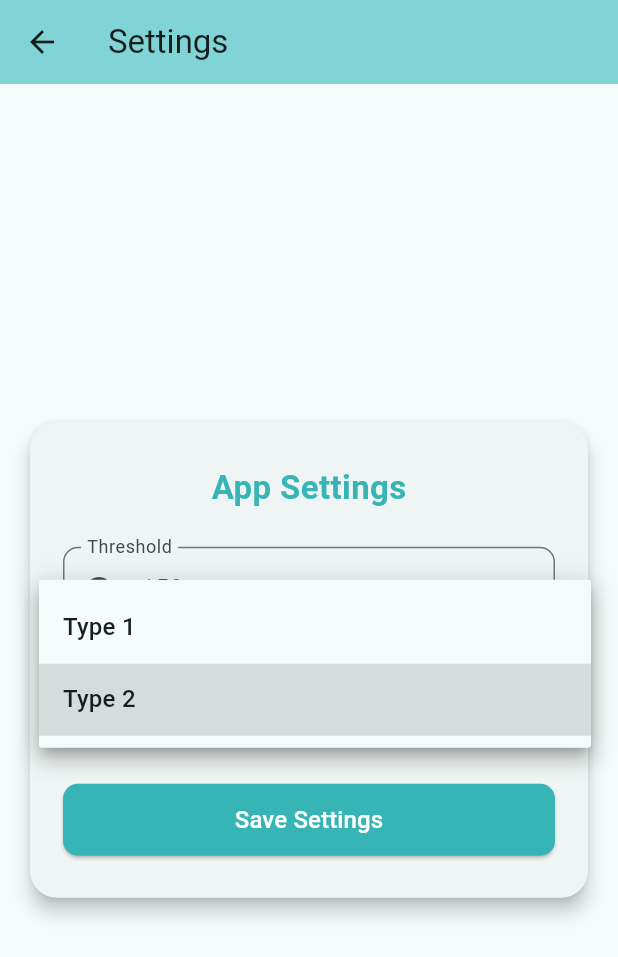
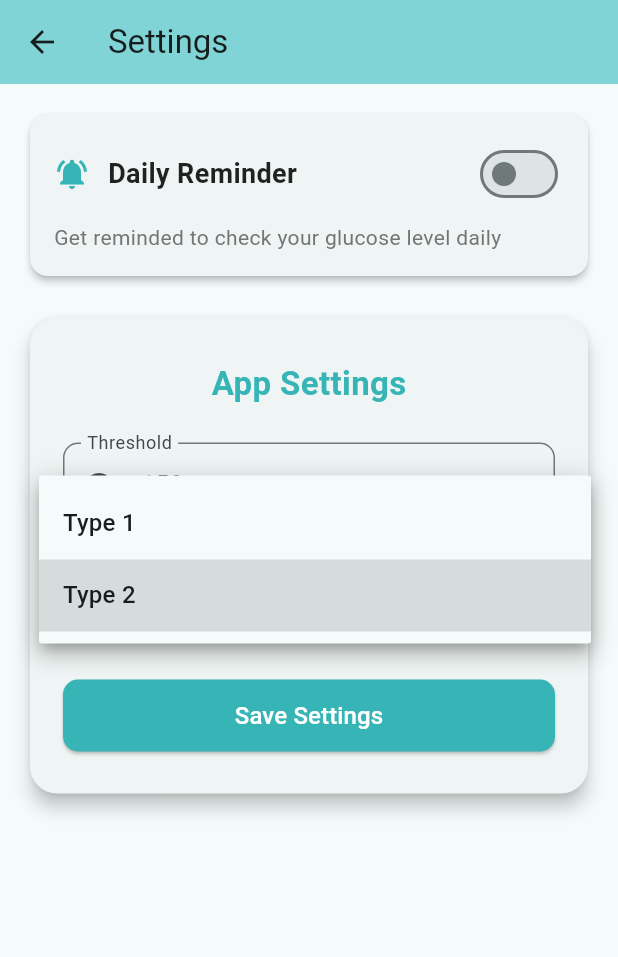
Before and after one commit to jmocampo1630/glucosense, a Flutter app: the SettingsPage screen opened directly, after a tap on "Type 2", on a phone screen of 412 x 824 dp. Shown: the top 957 px of the screen. Run offline on Flutter 3.47's test engine with Material 3 defaults, Android fonts, the phone set to English and light mode, and no system bars; our stand-ins replace camera, cloud_firestore, firebase_auth, firebase_core, firebase_database, fl_chart and 7 more; accounts and stored records are empty.

Commit message:
Notification feature

```diff
--- a/lib/pages/settings_page.dart
+++ b/lib/pages/settings_page.dart
@@ -4,6 +4,7 @@ import 'package:glucolook/models/settings.model.dart';
 import 'package:glucolook/services/color_generator.services.dart';
 import 'package:glucolook/services/error.services.dart';
 import 'package:glucolook/services/preferences.services.dart';
+import 'package:glucolook/widgets/reminder_settings_widget.dart';
 
 class SettingsPage extends StatefulWidget {
   const SettingsPage({super.key});
@@ -20,14 +21,23 @@ class _SettingsPageState extends State<SettingsPage> {
         backgroundColor: Theme.of(context).colorScheme.inversePrimary,
         title: const Text('Settings'),
       ),
-      body: Center(
-        child: Card(
+      body: SingleChildScrollView(
+        padding: const EdgeInsets.all(16),
+        child: Column(
+          crossAxisAlignment: CrossAxisAlignment.start,
+          children: [
+            // Reminder Settings Section
+            const ReminderSettingsWidget(),
+            const SizedBox(height: 20),
+
+            // App Settings Section
+            Card(
               elevation: 5,
-          margin: const EdgeInsets.symmetric(horizontal: 20, vertical: 32),
-          shape:
-              RoundedRectangleBorder(borderRadius: BorderRadius.circular(18)),
+              shape: RoundedRectangleBorder(
+                  borderRadius: BorderRadius.circular(18)),
               child: Padding(
-            padding: const EdgeInsets.symmetric(vertical: 28, horizontal: 22),
+                padding:
+                    const EdgeInsets.symmetric(vertical: 28, horizontal: 22),
                 child: Form(
                   key: _formKey,
                   child: Column(
@@ -110,7 +120,6 @@ class _SettingsPageState extends State<SettingsPage> {
                         width: double.infinity,
                         height: 48,
                         child: ElevatedButton(
-                      // Removed the icon
                           style: ElevatedButton.styleFrom(
                             backgroundColor: const Color(0xFF37B5B6),
                             foregroundColor: Colors.white,
@@ -119,7 +128,6 @@ class _SettingsPageState extends State<SettingsPage> {
                             ),
                           ),
                           onPressed: _submitForm,
-                      // Removed the icon
                           child: const Text(
                             'Save Settings',
                             style: TextStyle(fontSize: 16),
@@ -130,6 +138,8 @@ class _SettingsPageState extends State<SettingsPage> {
                   ),
                 ),
               ),
+            ),
+          ],
         ),
       ),
     );
--- /dev/null
+++ b/lib/widgets/reminder_settings_widget.dart
@@ -0,0 +1,347 @@
+import 'package:flutter/material.dart';
+import 'package:glucolook/services/notification.services.dart';
+
+class ReminderSettingsWidget extends StatefulWidget {
+  const ReminderSettingsWidget({super.key});
+
+  @override
+  State<ReminderSettingsWidget> createState() => _ReminderSettingsWidgetState();
+}
+
+class _ReminderSettingsWidgetState extends State<ReminderSettingsWidget> {
+  bool _isReminderEnabled = false;
+  TimeOfDay _reminderTime = const TimeOfDay(hour: 9, minute: 0);
+  bool _isLoading = true;
+
+  @override
+  void initState() {
+    super.initState();
+    _loadReminderSettings();
+  }
+
+  Future<void> _loadReminderSettings() async {
+    try {
+      final settings = await NotificationService.getReminderSettings();
+      setState(() {
+        _isReminderEnabled = settings['enabled'] as bool;
+        _reminderTime = TimeOfDay(
+          hour: settings['hour'] as int,
+          minute: settings['minute'] as int,
+        );
+        _isLoading = false;
+      });
+    } catch (e) {
+      setState(() {
+        _isLoading = false;
+      });
+      if (mounted) {
+        ScaffoldMessenger.of(context).showSnackBar(
+          SnackBar(
+            content: Text('Error loading reminder settings: $e'),
+            backgroundColor: Colors.red,
+          ),
+        );
+      }
+    }
+  }
+
+  Future<void> _toggleReminder(bool enabled) async {
+    // Don't allow rapid toggling
+    if (_isLoading) return;
+
+    setState(() {
+      _isLoading = true;
+    });
+
+    try {
+      if (enabled) {
+        await NotificationService.scheduleGlucoseReminder(
+          hour: _reminderTime.hour,
+          minute: _reminderTime.minute,
+        );
+        setState(() {
+          _isReminderEnabled = true;
+          _isLoading = false;
+        });
+        if (mounted) {
+          ScaffoldMessenger.of(context).showSnackBar(
+            const SnackBar(
+              content: Text(
+                  'Daily glucose reminder enabled! Note: Reminders may be approximate on Android 12+'),
+              backgroundColor: Color(0xFF37B5B6),
+              duration: Duration(seconds: 4),
+            ),
+          );
+        }
+      } else {
+        await NotificationService.cancelGlucoseReminder();
+        setState(() {
+          _isReminderEnabled = false;
+          _isLoading = false;
+        });
+        if (mounted) {
+          ScaffoldMessenger.of(context).showSnackBar(
+            const SnackBar(
+              content: Text('Daily glucose reminder disabled'),
+              backgroundColor: Colors.grey,
+            ),
+          );
+        }
+      }
+    } catch (e) {
+      setState(() {
+        _isReminderEnabled = !enabled; // Revert on error
+        _isLoading = false;
+      });
+      if (mounted) {
+        String errorMessage = 'Error updating reminder: ${e.toString()}';
+        if (e.toString().contains('MissingPluginException') ||
+            e.toString().contains('No implementation found')) {
+          errorMessage =
+              'Notification feature needs app restart. Please close and reopen the app, then try again.';
+        } else if (e.toString().contains('exact_alarms_not_permitted')) {
+          errorMessage =
+              'Exact alarm permission not granted. Reminders will work but may be less precise.';
+        }
+
+        ScaffoldMessenger.of(context).showSnackBar(
+          SnackBar(
+            content: Text(errorMessage),
+            backgroundColor: Colors.red,
+            duration: const Duration(seconds: 8),
+            action: e.toString().contains('MissingPluginException') ||
+                    e.toString().contains('No implementation found')
+                ? SnackBarAction(
+                    label: 'Restart App',
+                    textColor: Colors.white,
+                    onPressed: () {
+                      // User should manually restart the app
+                    },
+                  )
+                : null,
+          ),
+        );
+      }
+    }
+  }
+
+  Future<void> _selectTime() async {
+    final TimeOfDay? picked = await showTimePicker(
+      context: context,
+      initialTime: _reminderTime,
+      builder: (context, child) {
+        return Theme(
+          data: Theme.of(context).copyWith(
+            colorScheme: Theme.of(context).colorScheme.copyWith(
+                  primary: const Color(0xFF37B5B6),
+                ),
+          ),
+          child: child!,
+        );
+      },
+    );
+
+    if (picked != null && picked != _reminderTime) {
+      setState(() {
+        _reminderTime = picked;
+      });
+
+      // If reminder is enabled, reschedule with new time
+      if (_isReminderEnabled) {
+        try {
+          await NotificationService.scheduleGlucoseReminder(
+            hour: _reminderTime.hour,
+            minute: _reminderTime.minute,
+          );
+          if (mounted) {
+            ScaffoldMessenger.of(context).showSnackBar(
+              SnackBar(
+                content: Text(
+                  'Reminder time updated to ${_reminderTime.format(context)}',
+                ),
+                backgroundColor: const Color(0xFF37B5B6),
+              ),
+            );
+          }
+        } catch (e) {
+          if (mounted) {
+            ScaffoldMessenger.of(context).showSnackBar(
+              SnackBar(
+                content: Text('Error updating reminder time: $e'),
+                backgroundColor: Colors.red,
+              ),
+            );
+          }
+        }
+      }
+    }
+  }
+
+  Future<void> _testNotification() async {
+    try {
+      await NotificationService.showTestNotification();
+      if (mounted) {
+        ScaffoldMessenger.of(context).showSnackBar(
+          const SnackBar(
+            content: Text('Test notification sent!'),
+            backgroundColor: Color(0xFF37B5B6),
+          ),
+        );
+      }
+    } catch (e) {
+      if (mounted) {
+        String errorMessage =
+            'Error sending test notification: ${e.toString()}';
+        if (e.toString().contains('MissingPluginException') ||
+            e.toString().contains('No implementation found')) {
+          errorMessage =
+              'Notification feature needs app restart. Please close and reopen the app.';
+        }
+
+        ScaffoldMessenger.of(context).showSnackBar(
+          SnackBar(
+            content: Text(errorMessage),
+            backgroundColor: Colors.red,
+            duration: const Duration(seconds: 6),
+          ),
+        );
+      }
+    }
+  }
+
+  @override
+  Widget build(BuildContext context) {
+    if (_isLoading) {
+      return const Card(
+        child: Padding(
+          padding: EdgeInsets.all(16.0),
+          child: Center(
+            child: CircularProgressIndicator(
+              color: Color(0xFF37B5B6),
+            ),
+          ),
+        ),
+      );
+    }
+
+    return Card(
+      elevation: 2,
+      shape: RoundedRectangleBorder(borderRadius: BorderRadius.circular(12)),
+      child: Padding(
+        padding: const EdgeInsets.all(16.0),
+        child: Column(
+          crossAxisAlignment: CrossAxisAlignment.start,
+          children: [
+            Row(
+              children: [
+                const Icon(
+                  Icons.notifications_active,
+                  color: Color(0xFF37B5B6),
+                  size: 24,
+                ),
+                const SizedBox(width: 12),
+                const Text(
+                  'Daily Reminder',
+                  style: TextStyle(
+                    fontSize: 18,
+                    fontWeight: FontWeight.bold,
+                    color: Colors.black87,
+                  ),
+                ),
+                const Spacer(),
+                _isLoading
+                    ? const SizedBox(
+                        width: 24,
+                        height: 24,
+                        child: CircularProgressIndicator(
+                          color: Color(0xFF37B5B6),
+                          strokeWidth: 2,
+                        ),
+                      )
+                    : Switch(
+                        value: _isReminderEnabled,
+                        onChanged: _toggleReminder,
+                        activeColor: const Color(0xFF37B5B6),
+                      ),
+              ],
+            ),
+            const SizedBox(height: 8),
+            Text(
+              'Get reminded to check your glucose level daily',
+              style: TextStyle(
+                fontSize: 14,
+                color: Colors.grey[600],
+              ),
+            ),
+            if (_isReminderEnabled) ...[
+              const SizedBox(height: 16),
+              const Divider(),
+              const SizedBox(height: 16),
+              Row(
+                children: [
+                  const Icon(
+                    Icons.access_time,
+                    color: Color(0xFF37B5B6),
+                    size: 20,
+                  ),
+                  const SizedBox(width: 12),
+                  const Text(
+                    'Reminder Time:',
+                    style: TextStyle(
+                      fontSize: 16,
+                      fontWeight: FontWeight.w500,
+                    ),
+                  ),
+                  const Spacer(),
+                  InkWell(
+                    onTap: _selectTime,
+                    child: Container(
+                      padding: const EdgeInsets.symmetric(
+                        horizontal: 16,
+                        vertical: 8,
+                      ),
+                      decoration: BoxDecoration(
+                        color: const Color(0xFF37B5B6).withOpacity(0.1),
+                        borderRadius: BorderRadius.circular(8),
+                        border: Border.all(
+                          color: const Color(0xFF37B5B6),
+                          width: 1,
+                        ),
+                      ),
+                      child: Text(
+                        _reminderTime.format(context),
+                        style: const TextStyle(
+                          fontSize: 16,
+                          fontWeight: FontWeight.bold,
+                          color: Color(0xFF37B5B6),
+                        ),
+                      ),
+                    ),
+                  ),
+                ],
+              ),
+              // const SizedBox(height: 16),
+              // Center(
+              //   child: TextButton.icon(
+              //     onPressed: _testNotification,
+              //     icon: const Icon(
+              //       Icons.notifications_outlined,
+              //       size: 18,
+              //       color: Color(0xFF37B5B6),
+              //     ),
+              //     label: const Text(
+              //       'Test Notification',
+              //       style: TextStyle(
+              //         color: Color(0xFF37B5B6),
+              //         fontWeight: FontWeight.w500,
+              //       ),
+              //     ),
+              //   ),
+              // ),
+            ],
+          ],
+        ),
+      ),
+    );
+  }
+}
--- a/pubspec.yaml
+++ b/pubspec.yaml
@@ -26,6 +26,8 @@ dependencies:
   cloud_firestore: ^4.17.3
   pdf: ^3.10.8
   printing: ^5.12.0
+  flutter_local_notifications: ^17.2.2
+  timezone: ^0.9.4
 
 dev_dependencies:
   flutter_test:
```
Also changed, not shown: lib/main.dart (+9 -0 lines), lib/services/notification.services.dart (added, +273 -0 lines), pubspec.lock, 4 other files. Lines whose indentation alone changed are shown as unchanged.
